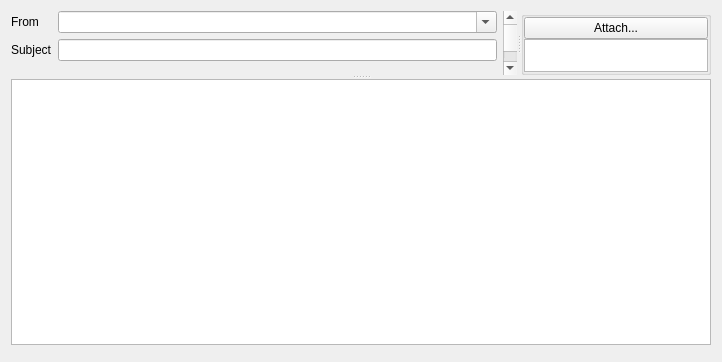
jktjkt/trojita, file src/Gui/ComposeWidget.ui: the form before one commit.
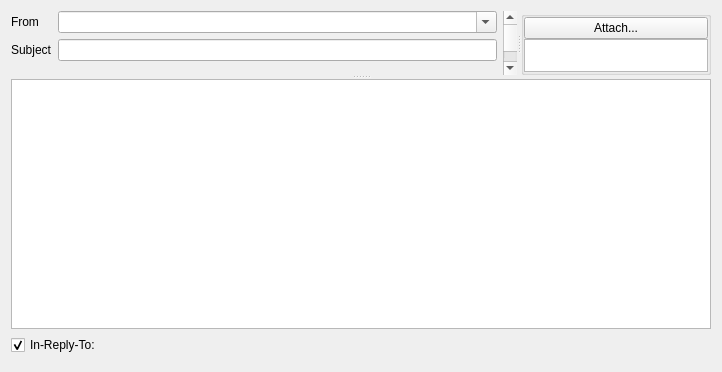
The form after the commit. Custom widgets are drawn as their Qt base class.

Commit message:
Gui: Control the InReplyTo Header from Composer
Add a QCheckBox in ComposerWindow, that controls whether the current
message will be marked a reply to some other message.

Drafts save/load the state of checkbox. Draft version updated to 3.

What changed in the file:
```diff
--- a/src/Gui/ComposeWidget.ui
+++ b/src/Gui/ComposeWidget.ui
@@ -187,6 +187,19 @@
      </widget>
     </widget>
    </item>
+   <item>
+    <widget class="QCheckBox" name="markAsReply">
+     <property name="text">
+      <string>In-Reply-To: </string>
+     </property>
+     <property name="visible">
+         <bool>false</bool>
+     </property>
+     <property name="checked">
+         <bool>true</bool>
+     </property>
+    </widget>
+   </item>
    <item>
     <widget class="QDialogButtonBox" name="buttonBox">
      <property name="standardButtons">
```
The commit also changes 2 other files.
